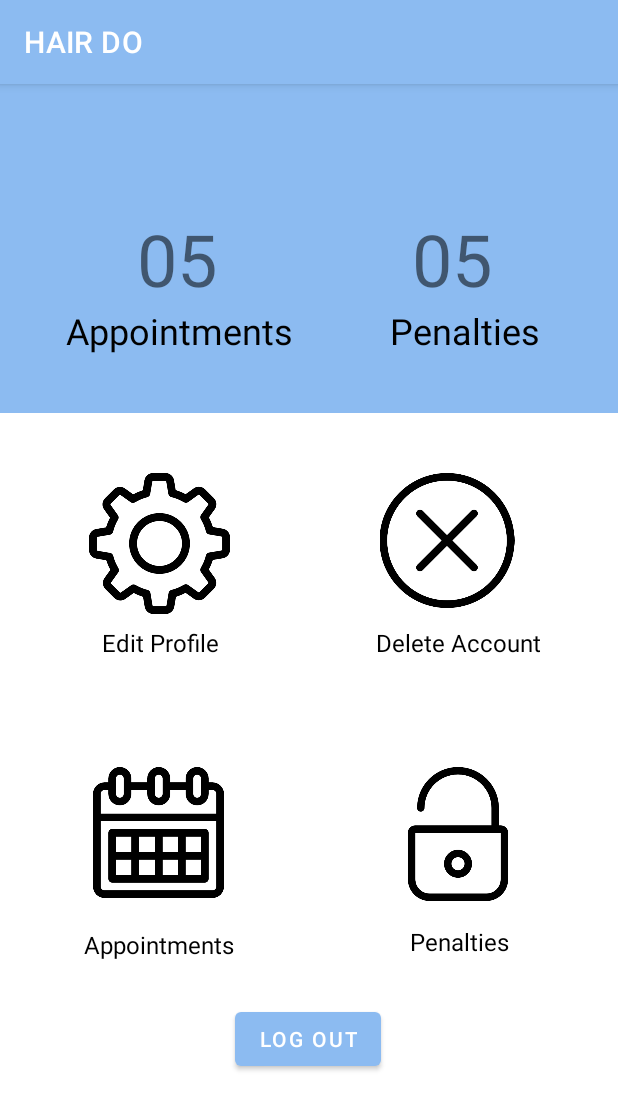
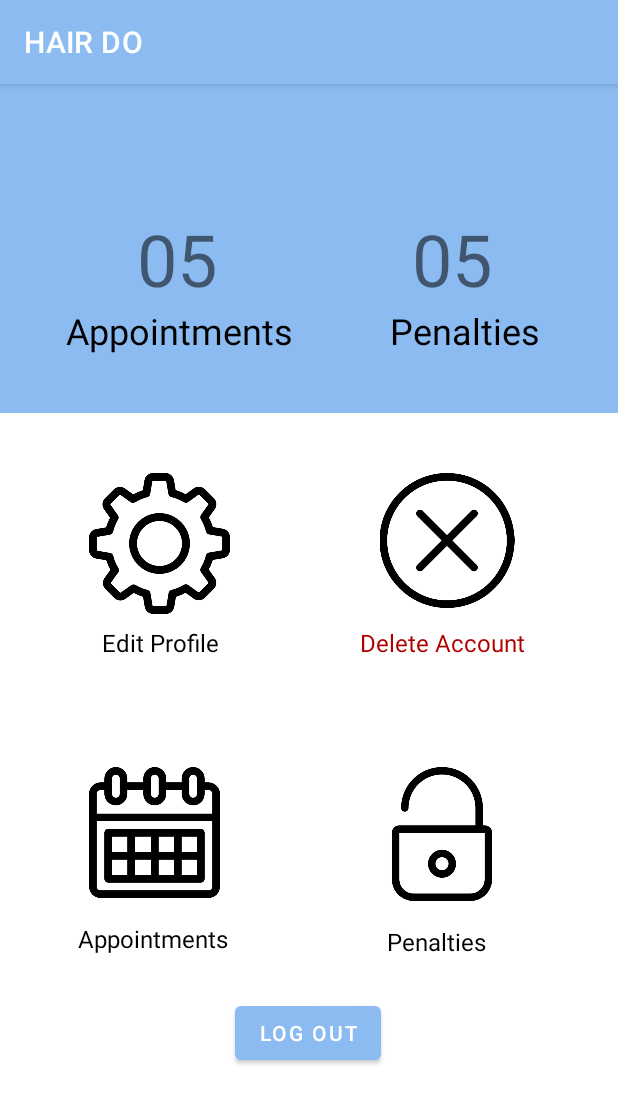
Before and after one commit to senaraperera/Salon_Appointment_System, an Android app: the customerProfilePage screen opened directly, with no data from a screen before it, on a phone screen of 412 x 824 dp. Shown: the top 1110 px of the screen. Run offline under Robolectric (Android 15) with nearby library versions, the light colour scheme and no system bars; our stand-ins replace Firebase (no records; nobody signed in at launch, a user with empty details on screens opened directly); 1 statement that could not run was skipped.

Commit message:
Penalties added

```diff
--- a/app/src/main/java/com/example/salonappointmentsystem/customer_login.java
+++ b/app/src/main/java/com/example/salonappointmentsystem/customer_login.java
@@ -66,7 +66,7 @@ public class customer_login extends AppCompatActivity {
                 public void onComplete(@NonNull Task<AuthResult> task) {
                     if(task.isSuccessful()){
                         Toast.makeText(getApplicationContext(), "Logged in successfully", Toast.LENGTH_SHORT).show();
-                        startActivity(new Intent(getApplicationContext(), final_checkout.class));
+                        startActivity(new Intent(getApplicationContext(), show_saloon_list.class));
                     }else {
                         Toast.makeText(getApplicationContext(), "Login Failed.", Toast.LENGTH_SHORT).show();
                     }
--- a/app/src/main/res/layout/activity_customer_profile_page.xml
+++ b/app/src/main/res/layout/activity_customer_profile_page.xml
@@ -97,10 +97,10 @@
         android:layout_height="26dp"
         android:layout_marginTop="12dp"
         android:text="Delete Account"
-        android:textColor="#000000"
+        android:textColor="#B10000"
         android:textSize="16sp"
         app:layout_constraintEnd_toEndOf="parent"
-        app:layout_constraintHorizontal_bias="0.76"
+        app:layout_constraintHorizontal_bias="0.681"
         app:layout_constraintStart_toEndOf="@+id/textView4"
         app:layout_constraintTop_toBottomOf="@+id/imageButton2" />
 
@@ -135,8 +135,8 @@
         android:id="@+id/textView37"
         android:layout_width="wrap_content"
         android:layout_height="wrap_content"
-        android:layout_marginStart="56dp"
-        android:layout_marginTop="20dp"
+        android:layout_marginStart="52dp"
+        android:layout_marginTop="16dp"
         android:text="Appointments"
         android:textColor="#000000"
         android:textSize="16sp"
@@ -153,7 +153,7 @@
         android:textColor="#000000"
         android:textSize="16sp"
         app:layout_constraintEnd_toEndOf="parent"
-        app:layout_constraintHorizontal_bias="0.317"
+        app:layout_constraintHorizontal_bias="0.201"
         app:layout_constraintStart_toEndOf="@+id/textView37"
         app:layout_constraintTop_toBottomOf="@+id/imageButton3" />
 
@@ -161,6 +161,7 @@
         android:id="@+id/imageButton5"
         android:layout_width="99dp"
         android:layout_height="87dp"
+        android:layout_marginStart="1dp"
         android:layout_marginTop="72dp"
         android:layout_marginEnd="96dp"
         android:background="@color/white"
@@ -168,7 +169,7 @@
         android:onClick="showAppointments"
         android:scaleType="fitCenter"
         app:layout_constraintEnd_toStartOf="@+id/imageButton3"
-        app:layout_constraintHorizontal_bias="0.875"
+        app:layout_constraintHorizontal_bias="1.0"
         app:layout_constraintStart_toStartOf="parent"
         app:layout_constraintTop_toBottomOf="@+id/textView4"
         app:srcCompat="@drawable/calendar" />
@@ -183,7 +184,7 @@
         android:onClick="showPens"
         android:scaleType="fitCenter"
         app:layout_constraintEnd_toEndOf="parent"
-        app:layout_constraintHorizontal_bias="0.811"
+        app:layout_constraintHorizontal_bias="0.777"
         app:layout_constraintStart_toStartOf="parent"
         app:layout_constraintTop_toBottomOf="@+id/textView36"
         app:srcCompat="@drawable/padlock" />
```
Also changed, not shown: app/src/main/AndroidManifest.xml (+7 -10 lines), app/src/main/java/com/example/salonappointmentsystem/CustomerPenalty.java (added, +14 -0 lines), app/src/main/java/com/example/salonappointmentsystem/customerProfilePage.java (+12 -5 lines), app/src/main/res/layout/activity_customer_penalty.xml (added, +18 -0 lines).
